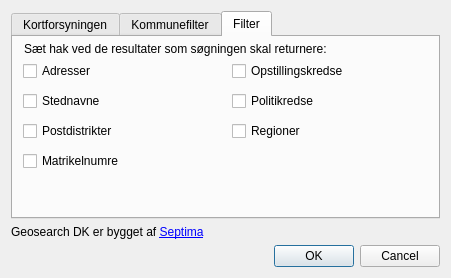
Before: the Qt Designer form src/geosearch_dk/ui_settings.ui in Septima/qgis-geosearch, drawn with Qt 5.
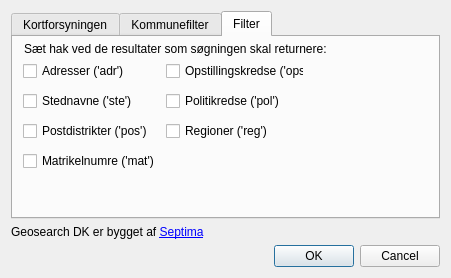
After: the same form once the commit is applied.

Commit message:
More edits to settings-dialogbox
Added ('adr') etc. to text and changed horisontalstreched

The edit to the form file:
```diff
--- a/src/geosearch_dk/ui_settings.ui
+++ b/src/geosearch_dk/ui_settings.ui
@@ -137,15 +137,21 @@
           <rect>
            <x>10</x>
            <y>20</y>
-           <width>411</width>
+           <width>281</width>
            <height>121</height>
           </rect>
          </property>
          <layout class="QGridLayout" name="gridLayout">
           <item row="3" column="1">
            <widget class="QCheckBox" name="regCheckbox">
+            <property name="sizePolicy">
+             <sizepolicy hsizetype="Expanding" vsizetype="Fixed">
+              <horstretch>0</horstretch>
+              <verstretch>0</verstretch>
+             </sizepolicy>
+            </property>
             <property name="text">
-             <string>Regioner</string>
+             <string>Regioner ('reg')</string>
             </property>
             <property name="checked">
              <bool>false</bool>
@@ -154,15 +160,27 @@
           </item>
           <item row="0" column="0">
            <widget class="QCheckBox" name="adrCheckbox">
+            <property name="sizePolicy">
+             <sizepolicy hsizetype="Expanding" vsizetype="Fixed">
+              <horstretch>0</horstretch>
+              <verstretch>0</verstretch>
+             </sizepolicy>
+            </property>
             <property name="text">
-             <string>Adresser</string>
+             <string>Adresser ('adr')</string>
             </property>
            </widget>
           </item>
           <item row="1" column="0">
            <widget class="QCheckBox" name="steCheckbox">
+            <property name="sizePolicy">
+             <sizepolicy hsizetype="Expanding" vsizetype="Fixed">
+              <horstretch>0</horstretch>
+              <verstretch>0</verstretch>
+             </sizepolicy>
+            </property>
             <property name="text">
-             <string>Stednavne</string>
+             <string>Stednavne ('ste')</string>
             </property>
             <property name="checked">
              <bool>false</bool>
@@ -171,8 +189,14 @@
           </item>
           <item row="1" column="1">
            <widget class="QCheckBox" name="polCheckbox">
+            <property name="sizePolicy">
+             <sizepolicy hsizetype="Expanding" vsizetype="Fixed">
+              <horstretch>0</horstretch>
+              <verstretch>0</verstretch>
+             </sizepolicy>
+            </property>
             <property name="text">
-             <string>Politikredse</string>
+             <string>Politikredse ('pol')</string>
             </property>
             <property name="checked">
              <bool>false</bool>
@@ -181,8 +205,14 @@
           </item>
           <item row="0" column="1">
            <widget class="QCheckBox" name="opsCheckbox">
+            <property name="sizePolicy">
+             <sizepolicy hsizetype="Expanding" vsizetype="Fixed">
+              <horstretch>0</horstretch>
+              <verstretch>0</verstretch>
+             </sizepolicy>
+            </property>
             <property name="text">
-             <string>Opstillingskredse</string>
+             <string>Opstillingskredse ('ops')</string>
             </property>
             <property name="checked">
              <bool>false</bool>
@@ -191,8 +221,14 @@
           </item>
           <item row="3" column="0">
            <widget class="QCheckBox" name="posCheckbox">
+            <property name="sizePolicy">
+             <sizepolicy hsizetype="Expanding" vsizetype="Fixed">
+              <horstretch>0</horstretch>
+              <verstretch>0</verstretch>
+             </sizepolicy>
+            </property>
             <property name="text">
-             <string>Postdistrikter</string>
+             <string>Postdistrikter ('pos')</string>
             </property>
             <property name="checked">
              <bool>false</bool>
@@ -201,8 +237,14 @@
           </item>
           <item row="4" column="0">
            <widget class="QCheckBox" name="matCheckbox">
+            <property name="sizePolicy">
+             <sizepolicy hsizetype="Expanding" vsizetype="Fixed">
+              <horstretch>0</horstretch>
+              <verstretch>0</verstretch>
+             </sizepolicy>
+            </property>
             <property name="text">
-             <string>Matrikelnumre</string>
+             <string>Matrikelnumre ('mat')</string>
             </property>
             <property name="checked">
              <bool>false</bool>
```
Left out of the diff: 6 changed lines with no effect on the pictures.
